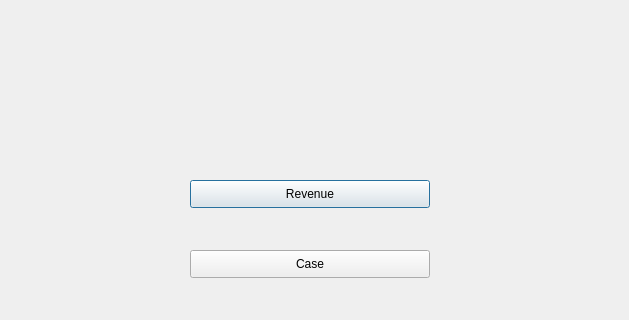
Qt form main.ui (iMPERIAL18/sanidhya_dental_care) before a commit; both pictures show x 0 to 629 and y 0 to 320 of the 629 by 520 pixel window.
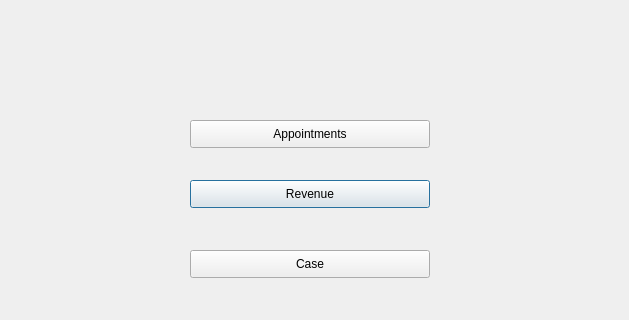
The same form after that commit. Icons and pictures are not drawn.

Commit message: added icon in all ui files and skip button in some ui files

```diff
--- a/main.ui
+++ b/main.ui
@@ -52,6 +52,19 @@
     <string>Report</string>
    </property>
   </widget>
+  <widget class="QPushButton" name="appointments">
+   <property name="geometry">
+    <rect>
+     <x>190</x>
+     <y>120</y>
+     <width>240</width>
+     <height>28</height>
+    </rect>
+   </property>
+   <property name="text">
+    <string>Appointments</string>
+   </property>
+  </widget>
  </widget>
  <resources/>
  <connections/>
```
Left out of the diff: 4 changed lines with no effect on the pictures. The commit also changes 7 other files.
